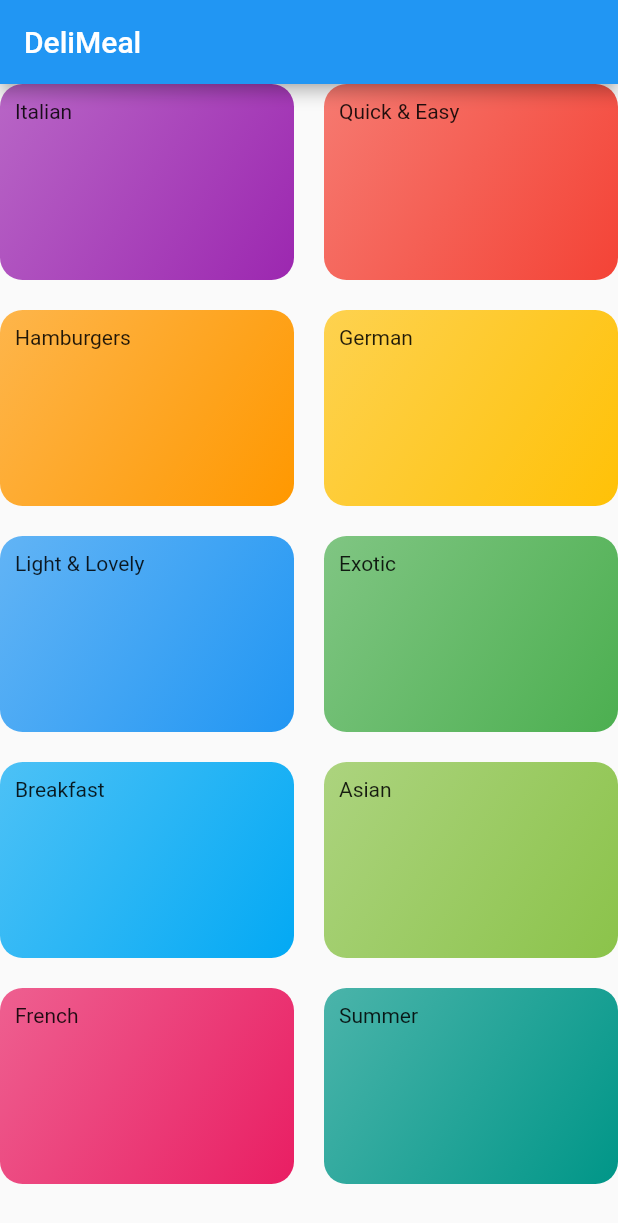
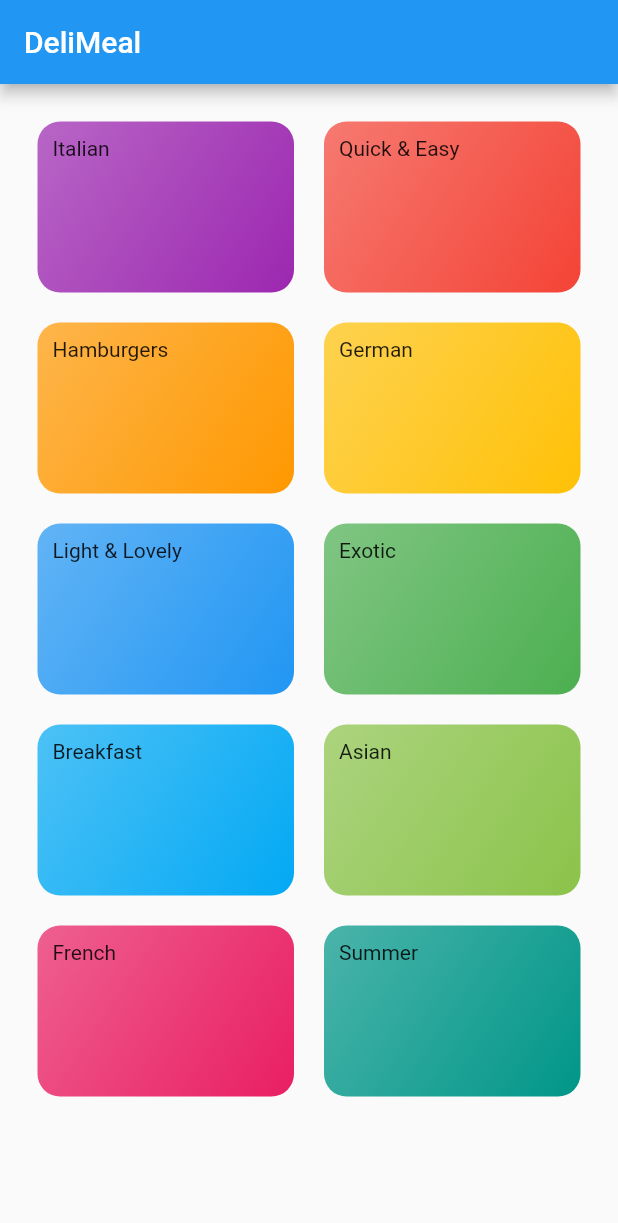
Before and after one commit to fiend361/flutter-meal-app, a Flutter app: the screen it shows after launch, on a phone screen of 412 x 824 dp. Shown: the top 1223 px of the screen. Run offline on Flutter 3.47's test engine with Material 2 defaults, Android fonts, the phone set to English and light mode, and no system bars.

```diff
--- a/lib/categories_screen.dart
+++ b/lib/categories_screen.dart
@@ -10,6 +10,7 @@ class CategoriesScreen extends StatelessWidget {
         title: const Text('DeliMeal'),
       ),
       body: GridView(
+        padding: const EdgeInsets.all(25),
         children: DUMMY_CATEGORIES
             .map((catData) => CategoryItem(catData.title, catData.color))
             .toList(),
```
Also changed, not shown: pubspec.yaml (+18 -14 lines), assets/fonts/Raleway-Black.ttf (added), assets/fonts/Raleway-Bold.ttf (added), assets/fonts/Raleway-Regular.ttf (added), assets/fonts/RobotoCondensed-Bold.ttf (added), assets/fonts/RobotoCondensed-Italic.ttf (added), assets/fonts/RobotoCondensed-Light.ttf (added), assets/fonts/RobotoCondensed-Regular.ttf (added).
